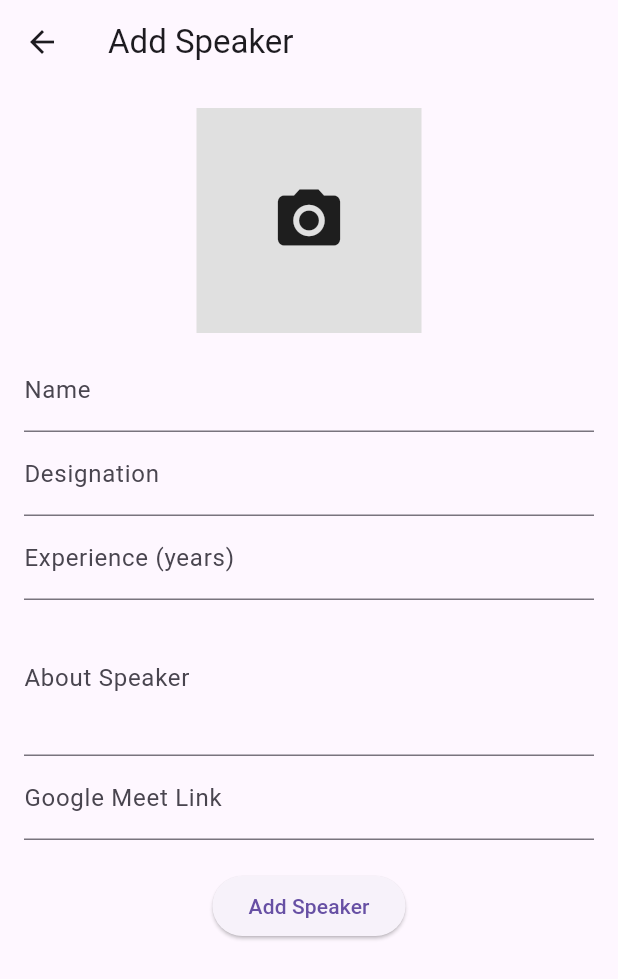
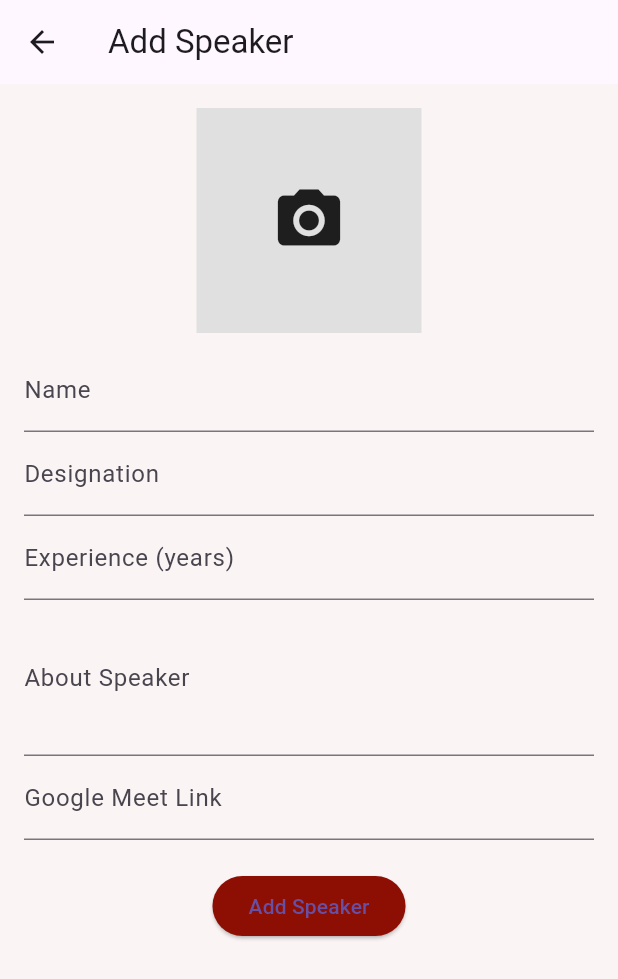
Before and after one commit to Gayatri018/UniGuard, a Flutter app: the AddSpeakerForm screen opened directly with empty values, on a phone screen of 412 x 824 dp. Shown: the top 979 px of the screen. Run offline on Flutter 3.47's test engine with Material 3 defaults, Android fonts, the phone set to English and light mode, and no system bars; our stand-ins replace animated_text_kit, cloud_firestore, firebase_auth, firebase_core, firebase_storage, get and 4 more; accounts and stored records are empty.

Commit message:
Added primary and secondary colors to admin UI

```diff
--- a/lib/admin/community.dart
+++ b/lib/admin/community.dart
@@ -88,6 +88,7 @@ class _AddSpeakerFormState extends State<AddSpeakerForm> {
   @override
   Widget build(BuildContext context) {
     return Scaffold(
+      backgroundColor: Color(0xFFFBF4F4),
       appBar: AppBar(title: Text("Add Speaker")),
       body: Padding(
         padding: EdgeInsets.all(16.0),
@@ -109,37 +110,71 @@ class _AddSpeakerFormState extends State<AddSpeakerForm> {
                 ),
                 SizedBox(height: 10),
                 TextFormField(
-                  decoration: InputDecoration(labelText: "Name"),
+                  decoration: InputDecoration(labelText: "Name",
+                      floatingLabelStyle: TextStyle(
+                      color: Color(0xFF8D0E02),
+                    ),
+                    focusedBorder: OutlineInputBorder(
+                        borderSide: BorderSide(color: Color(0xFF8D0E02))
+                    ),
+                  ),
                   validator: (value) => value!.isEmpty ? "Enter speaker name" : null,
                   onSaved: (value) => name = value!,
                 ),
                 TextFormField(
-                  decoration: InputDecoration(labelText: "Designation"),
+                  decoration: InputDecoration(labelText: "Designation",
+                    floatingLabelStyle: TextStyle(
+                      color: Color(0xFF8D0E02),
+                    ),
+                    focusedBorder: OutlineInputBorder(
+                        borderSide: BorderSide(color: Color(0xFF8D0E02))
+                    ),
+                  ),
                   validator: (value) => value!.isEmpty ? "Enter designation" : null,
                   onSaved: (value) => designation = value!,
                 ),
                 TextFormField(
-                  decoration: InputDecoration(labelText: "Experience (years)"),
+                  decoration: InputDecoration(labelText: "Experience (years)",
+                    floatingLabelStyle: TextStyle(
+                      color: Color(0xFF8D0E02),
+                    ),
+                    focusedBorder: OutlineInputBorder(
+                        borderSide: BorderSide(color: Color(0xFF8D0E02))
+                    ),
+                  ),
                   keyboardType: TextInputType.number,
                   validator: (value) => value!.isEmpty ? "Enter experience" : null,
                   onSaved: (value) => experience = value!,
                 ),
                 TextFormField(
-                  decoration: InputDecoration(labelText: "About Speaker"),
+                  decoration: InputDecoration(labelText: "About Speaker",
+                    floatingLabelStyle: TextStyle(
+                      color: Color(0xFF8D0E02),
+                    ),
+                  ),
                   maxLines: 3,
                   validator: (value) => value!.isEmpty ? "Enter details" : null,
                   onSaved: (value) => about = value!,
                 ),
                 TextFormField(
-                  decoration: InputDecoration(labelText: "Google Meet Link"),
+                  decoration: InputDecoration(labelText: "Google Meet Link",
+                    floatingLabelStyle: TextStyle(
+                      color: Color(0xFF8D0E02),
+                    ),
+                    focusedBorder: OutlineInputBorder(
+                        borderSide: BorderSide(color: Color(0xFF8D0E02))
+                    ),
+                  ),
                   validator: (value) => value!.isEmpty ? "Enter Google Meet Link" : null,
                   onSaved: (value) => link = value!,
                 ),
                 SizedBox(height: 20),
                 ElevatedButton(
                   onPressed: submitData,
+                  style: ElevatedButton.styleFrom(
+                    backgroundColor: Color(0xFF8D0E02)),
                   child: Text("Add Speaker"),
-                ),
+                  ),
               ],
             ),
           ),
--- a/lib/admin/report_details.dart
+++ b/lib/admin/report_details.dart
@@ -52,6 +52,7 @@ class _ReportDetailsState extends State<ReportDetails> {
   @override
   Widget build(BuildContext context) {
     return Scaffold(
+      backgroundColor: Color(0xFFFBF4F4),
       appBar: AppBar(
         title: Text("Report Details"),
         centerTitle: true,
@@ -75,7 +76,7 @@ class _ReportDetailsState extends State<ReportDetails> {
             SizedBox(height: 10),
             Text("Status: $_status", style: TextStyle(fontWeight: FontWeight.bold)),
             SizedBox(height: 10),
-            Container(
+            SizedBox(
               height: 300,
               child: gm.GoogleMap(
                 initialCameraPosition: gm.CameraPosition(target: _reportLocation, zoom: 14),
@@ -87,6 +88,10 @@ class _ReportDetailsState extends State<ReportDetails> {
             SizedBox(height: 10),
             ElevatedButton(
               onPressed: _navigateToLocation,
+              style: ElevatedButton.styleFrom(
+                  backgroundColor: Color(0xFF8D0E02),
+                  foregroundColor: Colors.white
+              ),
               child: Text("Navigate to Location"),
             ),
             SizedBox(height: 10),
```
